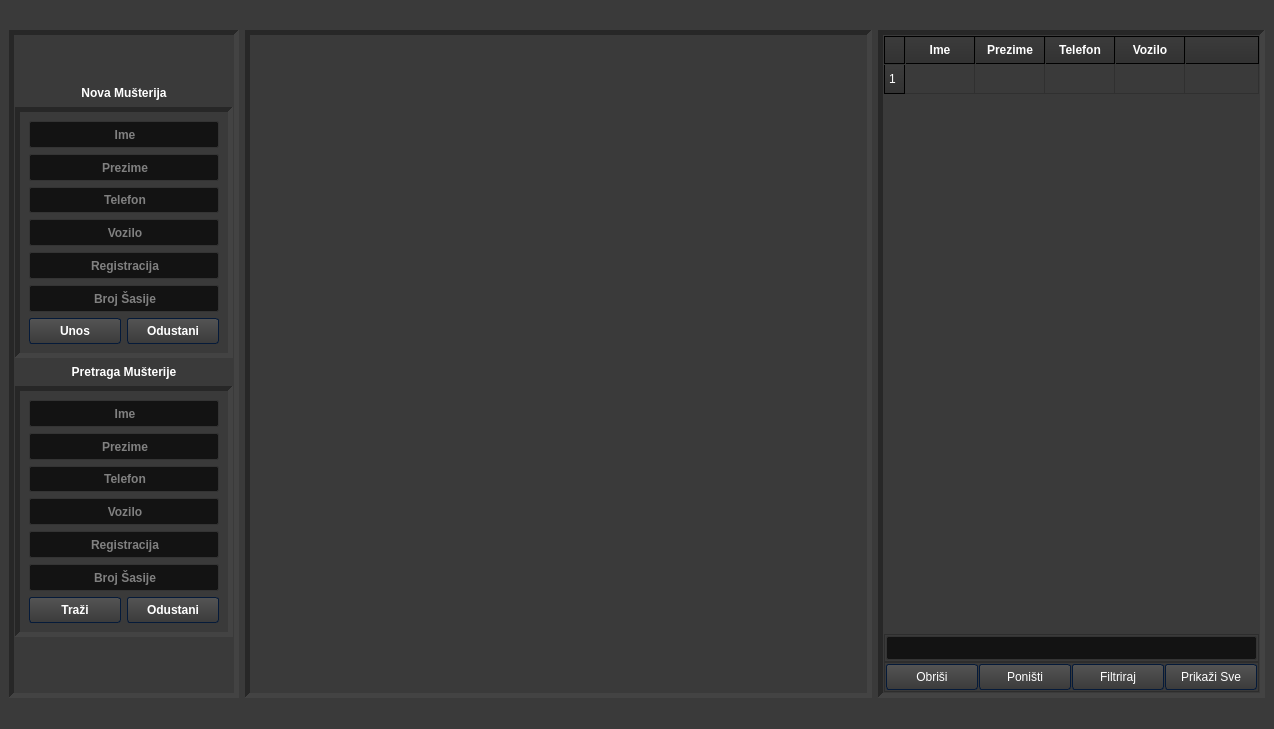
First picture: the form in untitled.ui, repository 4ntim4tter/Budget-Flow, before the edit.
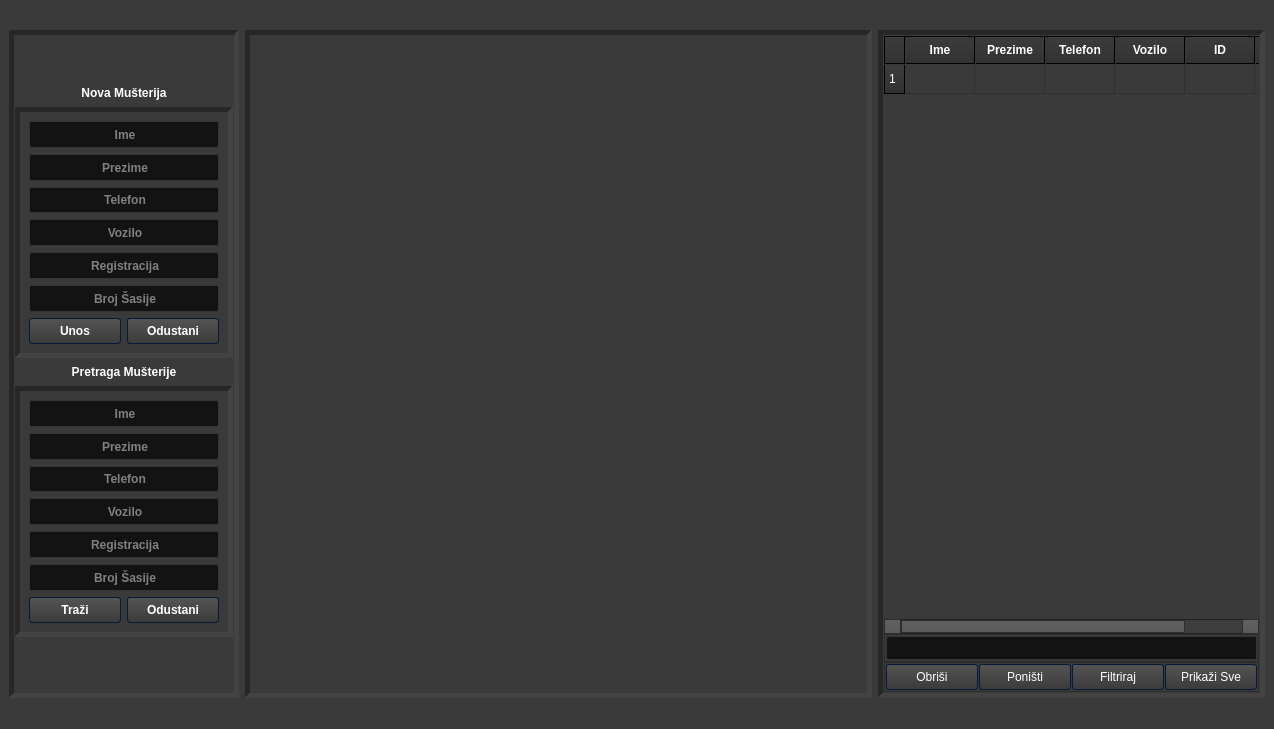
Second picture: the form after the edit. Icons and pictures are not drawn.

Diff of the .ui file:
```diff
--- a/untitled.ui
+++ b/untitled.ui
@@ -1199,6 +1199,18 @@
            </font>
           </property>
          </column>
+         <column>
+          <property name="text">
+           <string>ID</string>
+          </property>
+          <property name="font">
+           <font>
+            <family>Arial</family>
+            <weight>75</weight>
+            <bold>true</bold>
+           </font>
+          </property>
+         </column>
          <column>
           <property name="text">
            <string/>
```
Left out of the diff: 3 changed lines with no effect on the pictures.
